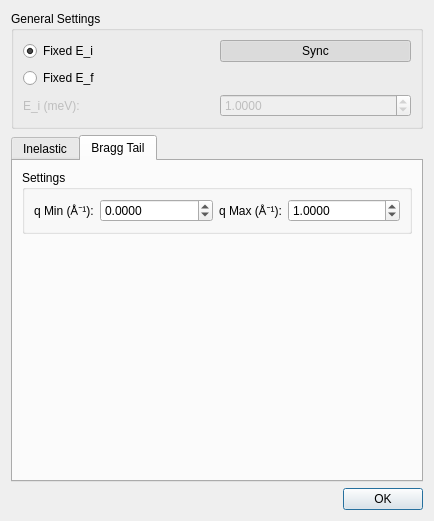
Old version of the form ui/spurions.ui in the repository tweber-ill/frm_mirror-takin1.
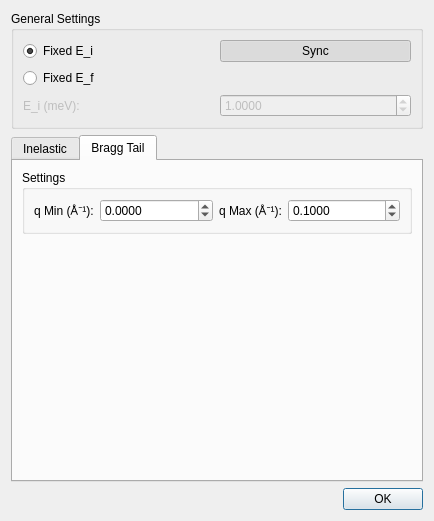
New version of the form. The open tabs and pages were chosen to show the change. Custom widgets are drawn as their Qt base class.

Patch:
```diff
--- a/ui/spurions.ui
+++ b/ui/spurions.ui
@@ -220,7 +220,7 @@
              <double>0.100000000000000</double>
             </property>
             <property name="value">
-             <double>1.000000000000000</double>
+             <double>0.100000000000000</double>
             </property>
            </widget>
           </item>
```
Left out of the diff: 2 changed lines with no effect on the pictures.
